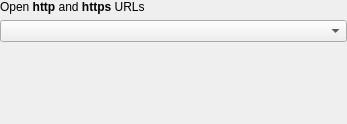
The window that browserconfig_ui.ui (shentok/componentchooser) describes before a commit, drawn with Qt 5.
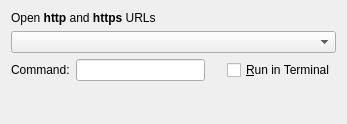
The same window after the commit. Custom widgets are drawn as their Qt base class.

Patch:
```diff
--- a/browserconfig_ui.ui
+++ b/browserconfig_ui.ui
@@ -10,21 +10,31 @@
     <height>124</height>
    </rect>
   </property>
-  <layout class="QVBoxLayout" name="verticalLayout">
-   <property name="margin">
-    <number>0</number>
-   </property>
-   <item>
+  <layout class="QGridLayout" name="gridLayout">
+   <item row="0" column="0" colspan="2">
     <widget class="QLabel" name="label">
      <property name="text">
       <string>&lt;qt&gt;Open &lt;b&gt;http&lt;/b&gt; and &lt;b&gt;https&lt;/b&gt; URLs&lt;/qt&gt;</string>
      </property>
     </widget>
    </item>
-   <item>
+   <item row="1" column="0" colspan="4">
     <widget class="KComboBox" name="kcombobox"/>
    </item>
-   <item>
+   <item row="2" column="3">
+    <widget class="QCheckBox" name="runInTerminal">
+     <property name="sizePolicy">
+      <sizepolicy hsizetype="Minimum" vsizetype="Fixed">
+       <horstretch>0</horstretch>
+       <verstretch>0</verstretch>
+      </sizepolicy>
+     </property>
+     <property name="text">
+      <string>&amp;Run in Terminal</string>
+     </property>
+    </widget>
+   </item>
+   <item row="3" column="1">
     <spacer>
      <property name="orientation">
       <enum>Qt::Vertical</enum>
@@ -40,9 +50,46 @@
      </property>
     </spacer>
    </item>
+   <item row="2" column="0">
+    <widget class="QLabel" name="label_2">
+     <property name="sizePolicy">
+      <sizepolicy hsizetype="Maximum" vsizetype="Preferred">
+       <horstretch>0</horstretch>
+       <verstretch>0</verstretch>
+      </sizepolicy>
+     </property>
+     <property name="text">
+      <string>Command:</string>
+     </property>
+    </widget>
+   </item>
+   <item row="2" column="2">
+    <spacer name="horizontalSpacer">
+     <property name="orientation">
+      <enum>Qt::Horizontal</enum>
+     </property>
+     <property name="sizeType">
+      <enum>QSizePolicy::Fixed</enum>
+     </property>
+     <property name="sizeHint" stdset="0">
+      <size>
+       <width>10</width>
+       <height>20</height>
+      </size>
+     </property>
+    </spacer>
+   </item>
+   <item row="2" column="1">
+    <widget class="KLineEdit" name="command"/>
+   </item>
   </layout>
  </widget>
  <customwidgets>
+  <customwidget>
+   <class>KLineEdit</class>
+   <extends>QLineEdit</extends>
+   <header>klineedit.h</header>
+  </customwidget>
   <customwidget>
    <class>KComboBox</class>
    <extends>QComboBox</extends>
```
